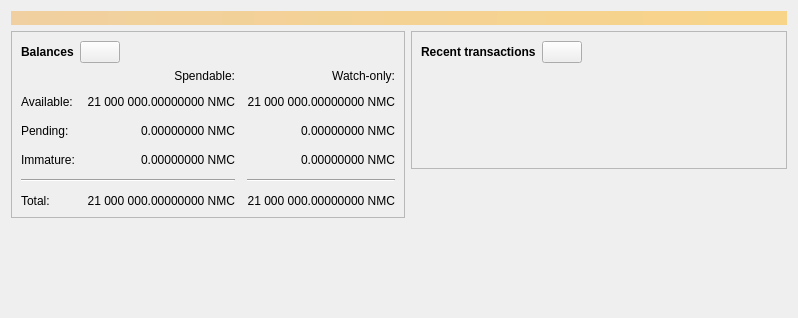
First picture: the form in src/qt/forms/overviewpage.ui, repository bitcoin-silver/engine, before the edit.
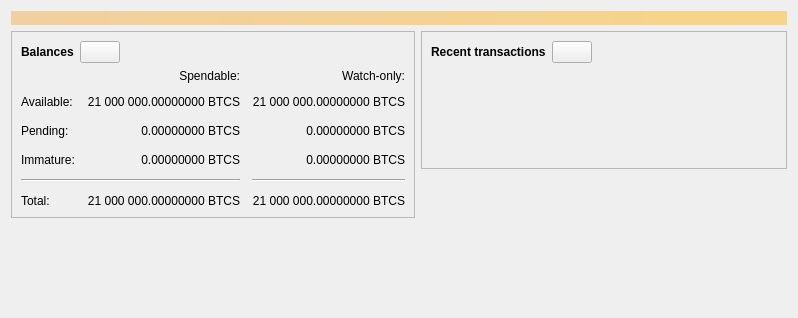
Second picture: the form after the edit. Icons and pictures are not drawn. Custom widgets are drawn as their Qt base class.

The edit to the form file:
```diff
--- a/src/qt/forms/overviewpage.ui
+++ b/src/qt/forms/overviewpage.ui
@@ -120,7 +120,7 @@
                <string>Unconfirmed transactions to watch-only addresses</string>
               </property>
               <property name="text">
-               <string notr="true">0.00000000 NMC</string>
+               <string notr="true">0.00000000 BTCS</string>
               </property>
               <property name="alignment">
                <set>Qt::AlignRight|Qt::AlignTrailing|Qt::AlignVCenter</set>
@@ -139,7 +139,7 @@
                <string>Total of transactions that have yet to be confirmed, and do not yet count toward the spendable balance</string>
               </property>
               <property name="text">
-               <string notr="true">0.00000000 NMC</string>
+               <string notr="true">0.00000000 BTCS</string>
               </property>
               <property name="alignment">
                <set>Qt::AlignRight|Qt::AlignTrailing|Qt::AlignVCenter</set>
@@ -158,7 +158,7 @@
                <string>Mined balance in watch-only addresses that has not yet matured</string>
               </property>
               <property name="text">
-               <string notr="true">0.00000000 NMC</string>
+               <string notr="true">0.00000000 BTCS</string>
               </property>
               <property name="alignment">
                <set>Qt::AlignRight|Qt::AlignTrailing|Qt::AlignVCenter</set>
@@ -210,7 +210,7 @@
                <string>Mined balance that has not yet matured</string>
               </property>
               <property name="text">
-               <string notr="true">0.00000000 NMC</string>
+               <string notr="true">0.00000000 BTCS</string>
               </property>
               <property name="alignment">
                <set>Qt::AlignRight|Qt::AlignTrailing|Qt::AlignVCenter</set>
@@ -249,7 +249,7 @@
                <string>Your current total balance</string>
               </property>
               <property name="text">
-               <string notr="true">21 000 000.00000000 NMC</string>
+               <string notr="true">21 000 000.00000000 BTCS</string>
               </property>
               <property name="alignment">
                <set>Qt::AlignRight|Qt::AlignTrailing|Qt::AlignVCenter</set>
@@ -268,7 +268,7 @@
                <string>Current total balance in watch-only addresses</string>
               </property>
               <property name="text">
-               <string notr="true">21 000 000.00000000 NMC</string>
+               <string notr="true">21 000 000.00000000 BTCS</string>
               </property>
               <property name="alignment">
                <set>Qt::AlignRight|Qt::AlignTrailing|Qt::AlignVCenter</set>
@@ -304,7 +304,7 @@
                <string>Your current spendable balance</string>
               </property>
               <property name="text">
-               <string notr="true">21 000 000.00000000 NMC</string>
+               <string notr="true">21 000 000.00000000 BTCS</string>
               </property>
               <property name="alignment">
                <set>Qt::AlignRight|Qt::AlignTrailing|Qt::AlignVCenter</set>
@@ -323,7 +323,7 @@
                <string>Your current balance in watch-only addresses</string>
               </property>
               <property name="text">
-               <string notr="true">21 000 000.00000000 NMC</string>
+               <string notr="true">21 000 000.00000000 BTCS</string>
               </property>
               <property name="alignment">
                <set>Qt::AlignRight|Qt::AlignTrailing|Qt::AlignVCenter</set>
```
